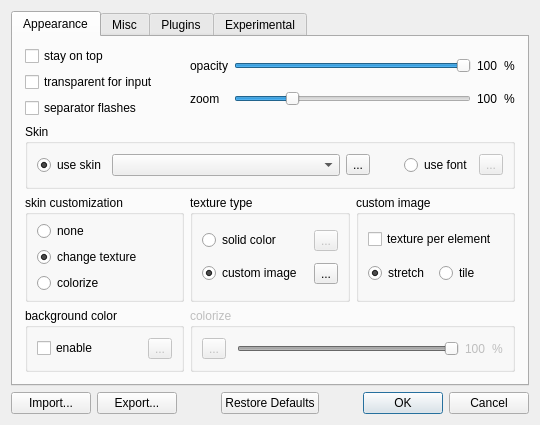
Above: digital_clock/gui/settings_dialog.ui from varp/digitalclock4 before the change. Below: the same form after it.
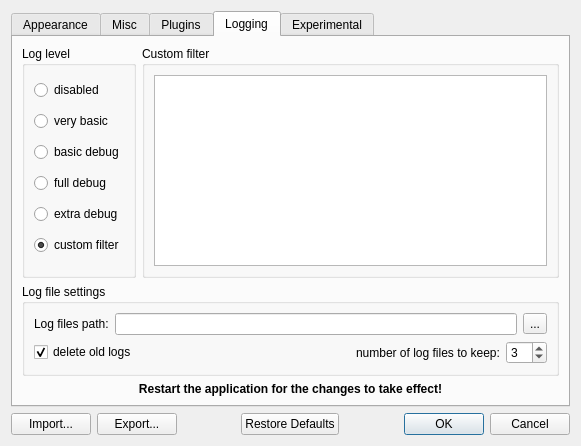
That is the form after the change. The open tabs and pages were chosen to show the change. Icons and pictures are not drawn. Custom widgets are drawn as their Qt base class.

Commit message: added gui for logger setting editing

Patch:
```diff
--- a/digital_clock/gui/settings_dialog.ui
+++ b/digital_clock/gui/settings_dialog.ui
@@ -6,8 +6,8 @@
    <rect>
     <x>0</x>
     <y>0</y>
-    <width>512</width>
-    <height>415</height>
+    <width>581</width>
+    <height>446</height>
    </rect>
   </property>
   <property name="windowTitle">
@@ -848,6 +848,185 @@
        </item>
       </layout>
      </widget>
+     <widget class="QWidget" name="logging_tab">
+      <attribute name="title">
+       <string>Logging</string>
+      </attribute>
+      <layout class="QGridLayout" name="logging_layout">
+       <item row="0" column="0">
+        <widget class="QGroupBox" name="log_level_group">
+         <property name="title">
+          <string>Log level</string>
+         </property>
+         <layout class="QVBoxLayout" name="log_level_layout">
+          <item>
+           <widget class="QRadioButton" name="log_disabled_rbtn">
+            <property name="toolTip">
+             <string>no any log messages will produced</string>
+            </property>
+            <property name="text">
+             <string>disabled</string>
+            </property>
+           </widget>
+          </item>
+          <item>
+           <widget class="QRadioButton" name="log_very_basic_rbtn">
+            <property name="toolTip">
+             <string>log only important messages (errors and warnings)</string>
+            </property>
+            <property name="text">
+             <string>very basic</string>
+            </property>
+           </widget>
+          </item>
+          <item>
+           <widget class="QRadioButton" name="log_basic_debug_rbtn">
+            <property name="toolTip">
+             <string>log any messages</string>
+            </property>
+            <property name="text">
+             <string>basic debug</string>
+            </property>
+           </widget>
+          </item>
+          <item>
+           <widget class="QRadioButton" name="log_full_debug_rbtn">
+            <property name="toolTip">
+             <string>log almost all functions calls (except periodically called)</string>
+            </property>
+            <property name="text">
+             <string>full debug</string>
+            </property>
+           </widget>
+          </item>
+          <item>
+           <widget class="QRadioButton" name="log_extra_debug_rbtn">
+            <property name="toolTip">
+             <string>log all functions calls.
+Warning: a lot of functions are called too often, log file can be very huge.
+Use it with caution.</string>
+            </property>
+            <property name="text">
+             <string>extra debug</string>
+            </property>
+           </widget>
+          </item>
+          <item>
+           <widget class="QRadioButton" name="log_custom_filter_rbtn">
+            <property name="toolTip">
+             <string>apply custom log filter</string>
+            </property>
+            <property name="text">
+             <string>custom filter</string>
+            </property>
+            <property name="checked">
+             <bool>true</bool>
+            </property>
+           </widget>
+          </item>
+         </layout>
+        </widget>
+       </item>
+       <item row="0" column="1">
+        <widget class="QGroupBox" name="custom_filter_group">
+         <property name="title">
+          <string>Custom filter</string>
+         </property>
+         <layout class="QVBoxLayout" name="custom_filter_layout">
+          <item>
+           <widget class="QPlainTextEdit" name="log_custom_filter_edit"/>
+          </item>
+         </layout>
+        </widget>
+       </item>
+       <item row="1" column="0" colspan="2">
+        <widget class="QGroupBox" name="log_file_settings_group">
+         <property name="title">
+          <string>Log file settings</string>
+         </property>
+         <layout class="QVBoxLayout" name="log_file_settings_layout">
+          <item>
+           <layout class="QHBoxLayout" name="log_path_layout">
+            <item>
+             <widget class="QLabel" name="log_file_label">
+              <property name="text">
+               <string>Log files path:</string>
+              </property>
+              <property name="buddy">
+               <cstring>log_file_path_edit</cstring>
+              </property>
+             </widget>
+            </item>
+            <item>
+             <widget class="QLineEdit" name="log_file_path_edit"/>
+            </item>
+            <item>
+             <widget class="QToolButton" name="log_file_browse_btn">
+              <property name="text">
+               <string notr="true">...</string>
+              </property>
+             </widget>
+            </item>
+           </layout>
+          </item>
+          <item>
+           <layout class="QHBoxLayout" name="log_cout_layout" stretch="1,0,0">
+            <item>
+             <widget class="QCheckBox" name="delete_old_logs">
+              <property name="text">
+               <string>delete old logs</string>
+              </property>
+              <property name="checked">
+               <bool>true</bool>
+              </property>
+             </widget>
+            </item>
+            <item>
+             <widget class="QLabel" name="old_logs_count_label">
+              <property name="text">
+               <string>number of log files to keep:</string>
+              </property>
+              <property name="buddy">
+               <cstring>old_logs_count_edit</cstring>
+              </property>
+             </widget>
+            </item>
+            <item>
+             <widget class="QSpinBox" name="old_logs_count_edit">
+              <property name="minimum">
+               <number>2</number>
+              </property>
+              <property name="maximum">
+               <number>10</number>
+              </property>
+              <property name="value">
+               <number>3</number>
+              </property>
+             </widget>
+            </item>
+           </layout>
+          </item>
+         </layout>
+        </widget>
+       </item>
+       <item row="2" column="0" colspan="2">
+        <widget class="QLabel" name="label">
+         <property name="font">
+          <font>
+           <weight>75</weight>
+           <bold>true</bold>
+          </font>
+         </property>
+         <property name="text">
+          <string>Restart the application for the changes to take effect!</string>
+         </property>
+         <property name="alignment">
+          <set>Qt::AlignCenter</set>
+         </property>
+        </widget>
+       </item>
+      </layout>
+     </widget>
      <widget class="QWidget" name="experimental_tab">
       <attribute name="title">
        <string>Experimental</string>
```
Left out of the diff: 88 changed lines with no effect on the pictures. The commit also changes 5 other files.
